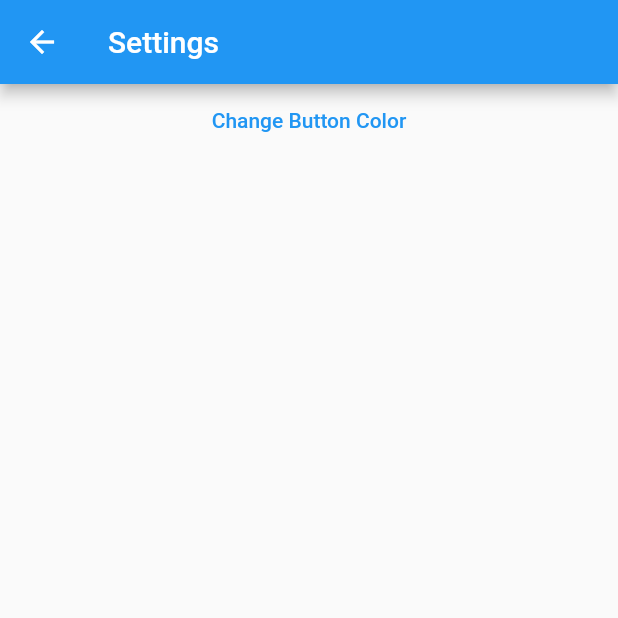
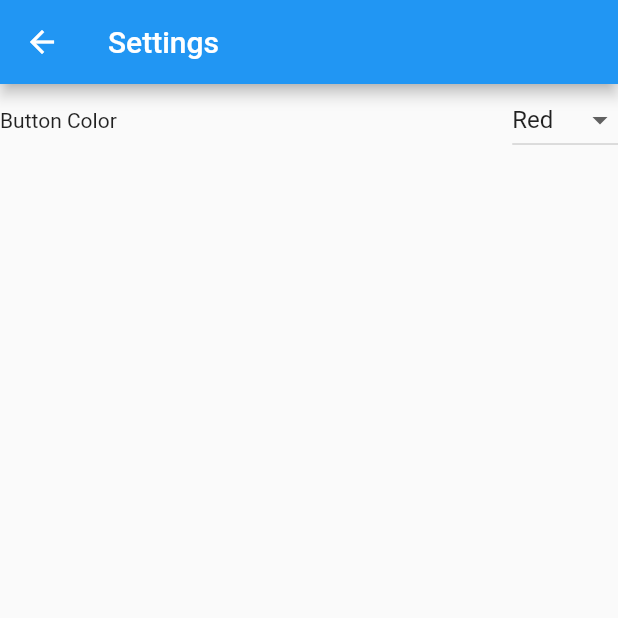
Before and after one commit to a733573/one_sixteen, a Flutter app: the SettingsView screen opened directly, on a phone screen of 412 x 824 dp, the top half of it. Run offline on Flutter 3.47's test engine with Material 2 defaults, Android fonts, the phone set to English and light mode, and no system bars; our stand-ins replace get.

Commit message:
change 'change button color' TextButton to DropdownButton

```diff
--- a/lib/controllers/settings_controller.dart
+++ b/lib/controllers/settings_controller.dart
@@ -2,9 +2,13 @@ import 'package:flutter/material.dart';
 import 'package:get/get.dart';
 
 class SettingsController extends GetxController {
-  final RxInt _buttonColor = Colors.red.value.obs;
+  final RxInt _buttonColorValue = Colors.red.value.obs;
 
-  Color get buttonColor => Color(_buttonColor.value);
+  int get buttonColorValue => _buttonColorValue.value;
 
-  set buttonColor(Color color) => _buttonColor.value = color.value;
+  set buttonColorValue(int value) => _buttonColorValue.value = value;
+
+  Color get buttonColor => Color(_buttonColorValue.value);
+
+  set buttonColor(Color color) => _buttonColorValue.value = color.value;
 }
--- a/lib/views/settings_view.dart
+++ b/lib/views/settings_view.dart
@@ -16,12 +16,38 @@ class SettingsView extends StatelessWidget {
       ),
       body: ListView(
         children: [
-          TextButton(
-            onPressed: () {
-              settingsController.buttonColor = Colors.blue;
-            },
-            child: const Text('Change Button Color'),
-          )
+          Row(
+            mainAxisAlignment: MainAxisAlignment.spaceBetween,
+            children: <Widget>[
+              const Text('Button Color'),
+              Obx(() {
+                return DropdownButton(
+                  items: [
+                    DropdownMenuItem(
+                      value: Colors.red.value,
+                      child: const Text('Red'),
+                    ),
+                    DropdownMenuItem(
+                      value: Colors.blue.value,
+                      child: const Text('Blue'),
+                    ),
+                    DropdownMenuItem(
+                      value: Colors.green.value,
+                      child: const Text('Green'),
+                    ),
+                    DropdownMenuItem(
+                      value: Colors.yellow.value,
+                      child: const Text('Yellow'),
+                    ),
+                  ],
+                  onChanged: (int? value) {
+                    settingsController.buttonColorValue = value!;
+                  },
+                  value: settingsController.buttonColorValue,
+                );
+              })
+            ],
+          ),
         ],
       ),
     );
```
